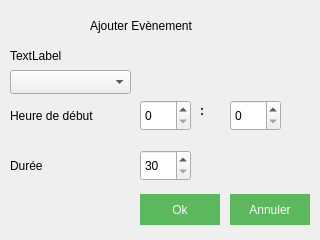
Above: thermostat/Thermostat/addEvent.ui from kimchicharlie/Envio before the change. Below: the same form after it.
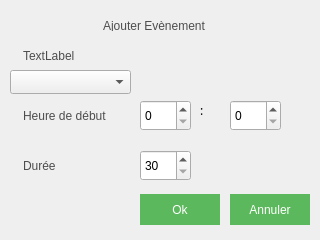
That is the form after the change.

```diff
--- a/thermostat/Thermostat/addEvent.ui
+++ b/thermostat/Thermostat/addEvent.ui
@@ -21,14 +21,19 @@
     <rect>
      <x>90</x>
      <y>10</y>
-     <width>121</width>
+     <width>141</width>
      <height>31</height>
     </rect>
    </property>
    <property name="styleSheet">
-    <string notr="true">	font-family:&quot;Montserrat&quot;, sans-serif;
-	font-size: 12px;
-</string>
+    <string notr="true">font-family: &quot;Segoe UI&quot;, sans-serif;
+text-transform: uppercase;
+outline: 0;
+width: 100%;
+border: 0;
+padding: 10px;
+color: #4d4d4d;
+font-size: 12px;</string>
    </property>
    <property name="text">
     <string>Ajouter Evènement</string>
@@ -44,9 +49,14 @@
     </rect>
    </property>
    <property name="styleSheet">
-    <string notr="true">	font-family:&quot;Montserrat&quot;, sans-serif;
-	font-size: 12px;
-</string>
+    <string notr="true">font-family: &quot;Segoe UI&quot;, sans-serif;
+text-transform: uppercase;
+outline: 0;
+width: 100%;
+border: 0;
+padding: 10px;
+color: #4d4d4d;
+font-size: 12px;</string>
    </property>
    <property name="text">
     <string>TextLabel</string>
@@ -105,14 +115,19 @@
     <rect>
      <x>10</x>
      <y>100</y>
-     <width>101</width>
+     <width>121</width>
      <height>31</height>
     </rect>
    </property>
    <property name="styleSheet">
-    <string notr="true">	font-family:&quot;Montserrat&quot;, sans-serif;
-	font-size: 12px;
-</string>
+    <string notr="true">font-family: &quot;Segoe UI&quot;, sans-serif;
+text-transform: uppercase;
+outline: 0;
+width: 100%;
+border: 0;
+padding: 10px;
+color: #4d4d4d;
+font-size: 12px;</string>
    </property>
    <property name="text">
     <string>Heure de début</string>
@@ -128,9 +143,14 @@
     </rect>
    </property>
    <property name="styleSheet">
-    <string notr="true">	font-family:&quot;Montserrat&quot;, sans-serif;
-	font-size: 12px;
-</string>
+    <string notr="true">font-family: &quot;Segoe UI&quot;, sans-serif;
+text-transform: uppercase;
+outline: 0;
+width: 100%;
+border: 0;
+padding: 10px;
+color: #4d4d4d;
+font-size: 12px;</string>
    </property>
    <property name="text">
     <string>Durée</string>
@@ -223,10 +243,12 @@
    </property>
    <property name="font">
     <font>
-     <weight>75</weight>
-     <bold>true</bold>
+     <family>Segoe UI,sans-serif</family>
     </font>
    </property>
+   <property name="styleSheet">
+    <string notr="true">font-family:&quot;Segoe UI&quot;, sans-serif;</string>
+   </property>
    <property name="text">
     <string>:</string>
    </property>
```
Left out of the diff: 22 changed lines with no effect on the pictures.
